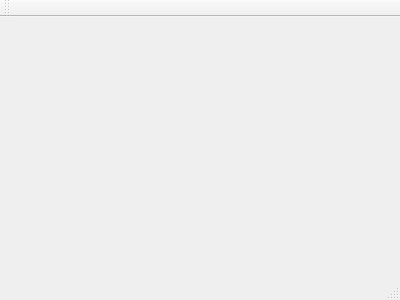
Above: mainwindow.ui from Ivanchik/DesktopHelperQT before the change. Below: the same form after it.
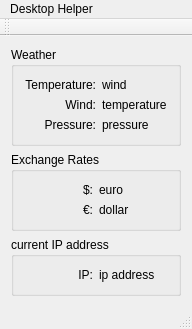
That is the form after the change.

Commit message: mainwindow is created. Adding ip-ddress, weather, rates

```diff
--- a/mainwindow.ui
+++ b/mainwindow.ui
@@ -1,24 +1,217 @@
 <ui version="4.0">
  <class>MainWindow</class>
- <widget class="QMainWindow" name="MainWindow" >
-  <property name="geometry" >
+ <widget class="QMainWindow" name="MainWindow">
+  <property name="geometry">
    <rect>
     <x>0</x>
     <y>0</y>
-    <width>400</width>
-    <height>300</height>
+    <width>188</width>
+    <height>306</height>
    </rect>
   </property>
-  <property name="windowTitle" >
-   <string>MainWindow</string>
+  <property name="maximumSize">
+   <size>
+    <width>200</width>
+    <height>16777215</height>
+   </size>
   </property>
-  <widget class="QMenuBar" name="menuBar" />
-  <widget class="QToolBar" name="mainToolBar" />
-  <widget class="QWidget" name="centralWidget" />
-  <widget class="QStatusBar" name="statusBar" />
+  <property name="windowTitle">
+   <string>Desktop Helper</string>
+  </property>
+  <widget class="QWidget" name="centralWidget">
+   <property name="maximumSize">
+    <size>
+     <width>200</width>
+     <height>16777215</height>
+    </size>
+   </property>
+   <layout class="QVBoxLayout" name="verticalLayout" stretch="50,30,20">
+    <item>
+     <widget class="QGroupBox" name="weatherBox">
+      <property name="title">
+       <string>Weather</string>
+      </property>
+      <layout class="QHBoxLayout" name="horizontalLayout">
+       <item>
+        <layout class="QVBoxLayout" name="weatherNamesLayout">
+         <property name="leftMargin">
+          <number>0</number>
+         </property>
+         <property name="rightMargin">
+          <number>0</number>
+         </property>
+         <item>
+          <widget class="QLabel" name="temperatureNameLabel">
+           <property name="layoutDirection">
+            <enum>Qt::LeftToRight</enum>
+           </property>
+           <property name="text">
+            <string>Temperature:</string>
+           </property>
+           <property name="alignment">
+            <set>Qt::AlignRight|Qt::AlignTrailing|Qt::AlignVCenter</set>
+           </property>
+          </widget>
+         </item>
+         <item>
+          <widget class="QLabel" name="windNameLabel">
+           <property name="layoutDirection">
+            <enum>Qt::LeftToRight</enum>
+           </property>
+           <property name="text">
+            <string>Wind:</string>
+           </property>
+           <property name="alignment">
+            <set>Qt::AlignRight|Qt::AlignTrailing|Qt::AlignVCenter</set>
+           </property>
+          </widget>
+         </item>
+         <item>
+          <widget class="QLabel" name="pressureNameLabel">
+           <property name="text">
+            <string>Pressure:</string>
+           </property>
+           <property name="alignment">
+            <set>Qt::AlignRight|Qt::AlignTrailing|Qt::AlignVCenter</set>
+           </property>
+          </widget>
+         </item>
+        </layout>
+       </item>
+       <item>
+        <layout class="QVBoxLayout" name="weatherValuesLayout">
+         <item>
+          <widget class="QLabel" name="windValueLabel">
+           <property name="text">
+            <string>wind</string>
+           </property>
+          </widget>
+         </item>
+         <item>
+          <widget class="QLabel" name="temperatureValueLabel">
+           <property name="text">
+            <string>temperature</string>
+           </property>
+          </widget>
+         </item>
+         <item>
+          <widget class="QLabel" name="pressureValueLabel">
+           <property name="text">
+            <string>pressure</string>
+           </property>
+          </widget>
+         </item>
+        </layout>
+       </item>
+      </layout>
+     </widget>
+    </item>
+    <item>
+     <widget class="QGroupBox" name="exchangeRatesBox">
+      <property name="title">
+       <string>Exchange Rates</string>
+      </property>
+      <layout class="QHBoxLayout" name="horizontalLayout_2">
+       <item>
+        <layout class="QVBoxLayout" name="rateNamesLayout">
+         <item>
+          <widget class="QLabel" name="dollarNameLabel">
+           <property name="text">
+            <string>$:</string>
+           </property>
+           <property name="alignment">
+            <set>Qt::AlignRight|Qt::AlignTrailing|Qt::AlignVCenter</set>
+           </property>
+          </widget>
+         </item>
+         <item>
+          <widget class="QLabel" name="euroNameLabel">
+           <property name="text">
+            <string>€:</string>
+           </property>
+           <property name="alignment">
+            <set>Qt::AlignRight|Qt::AlignTrailing|Qt::AlignVCenter</set>
+           </property>
+          </widget>
+         </item>
+        </layout>
+       </item>
+       <item>
+        <layout class="QVBoxLayout" name="rateValuesLayout">
+         <item>
+          <widget class="QLabel" name="euroValueLabel">
+           <property name="text">
+            <string>euro</string>
+           </property>
+          </widget>
+         </item>
+         <item>
+          <widget class="QLabel" name="dollarValueLabel">
+           <property name="text">
+            <string>dollar</string>
+           </property>
+          </widget>
+         </item>
+        </layout>
+       </item>
+      </layout>
+     </widget>
+    </item>
+    <item>
+     <widget class="QGroupBox" name="ipAddressBox">
+      <property name="title">
+       <string>current IP address</string>
+      </property>
+      <layout class="QHBoxLayout" name="horizontalLayout_3">
+       <item>
+        <widget class="QLabel" name="ipAddressName">
+         <property name="text">
+          <string>IP:</string>
+         </property>
+         <property name="alignment">
+          <set>Qt::AlignRight|Qt::AlignTrailing|Qt::AlignVCenter</set>
+         </property>
+        </widget>
+       </item>
+       <item>
+        <widget class="QLabel" name="ipAddressValue">
+         <property name="text">
+          <string>ip address</string>
+         </property>
+        </widget>
+       </item>
+      </layout>
+     </widget>
+    </item>
+   </layout>
+  </widget>
+  <widget class="QMenuBar" name="menuBar">
+   <property name="geometry">
+    <rect>
+     <x>0</x>
+     <y>0</y>
+     <width>188</width>
+     <height>21</height>
+    </rect>
+   </property>
+   <widget class="QMenu" name="menuDesktop_Helper">
+    <property name="title">
+     <string>Desktop Helper</string>
+    </property>
+   </widget>
+   <addaction name="menuDesktop_Helper"/>
+  </widget>
+  <widget class="QToolBar" name="mainToolBar">
+   <attribute name="toolBarArea">
+    <enum>TopToolBarArea</enum>
+   </attribute>
+   <attribute name="toolBarBreak">
+    <bool>false</bool>
+   </attribute>
+  </widget>
+  <widget class="QStatusBar" name="statusBar"/>
  </widget>
- <layoutDefault spacing="6" margin="11" />
- <pixmapfunction></pixmapfunction>
+ <layoutdefault spacing="6" margin="11"/>
  <resources/>
  <connections/>
 </ui>
```
Left out of the diff: 1 changed line with no effect on the pictures. The commit also changes 1 other file.
